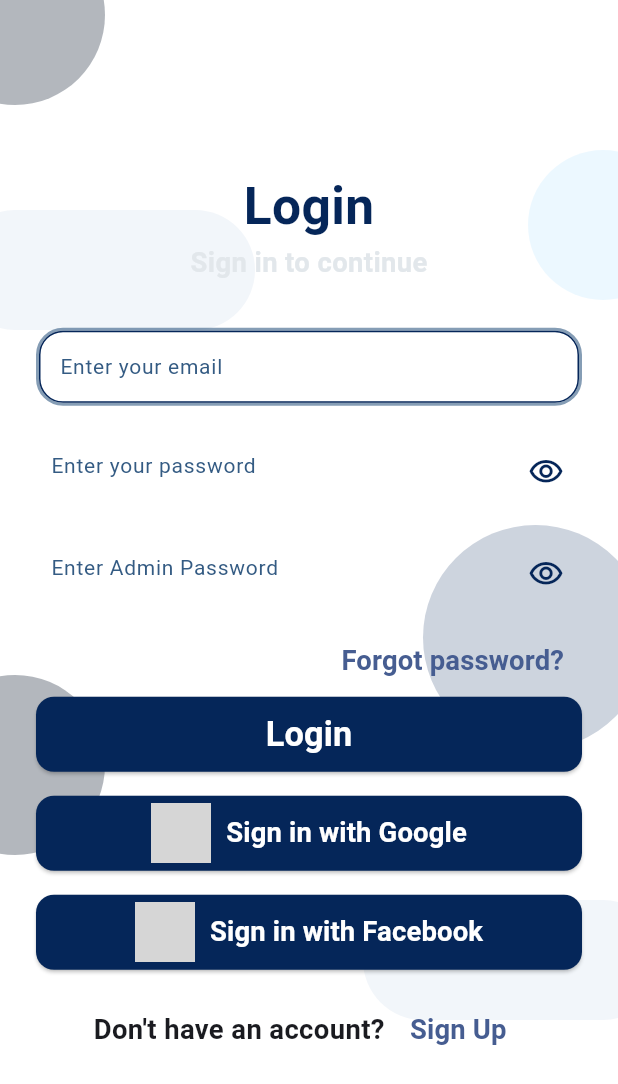
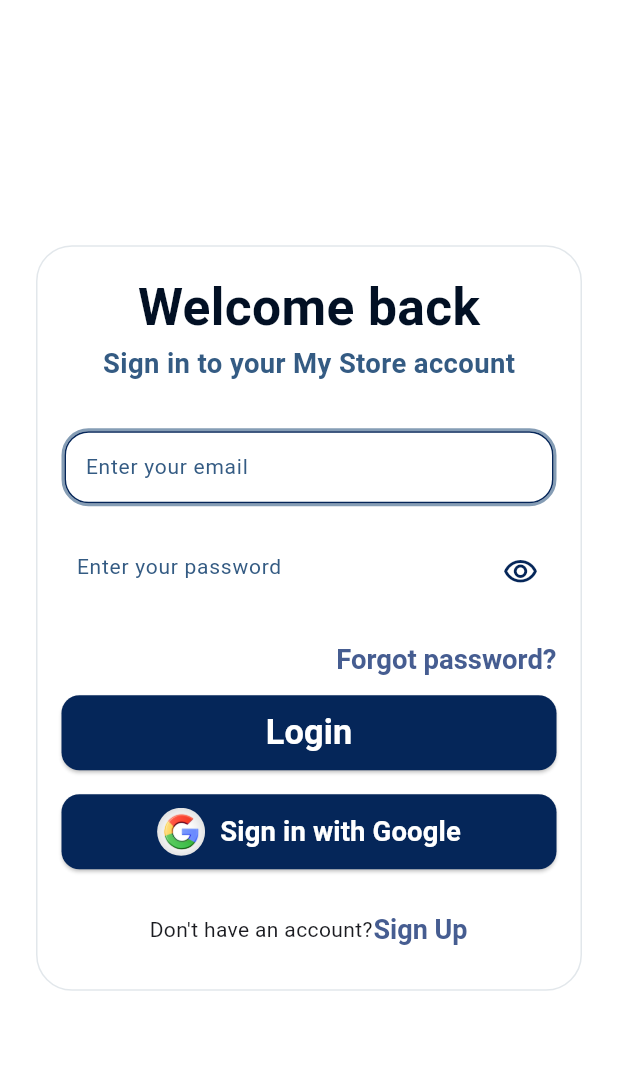
Before and after one commit to MinaYasser100/My-Store, a Flutter app: the RegisterView screen opened by its route, after a tap on "Sign In", on a phone screen of 412 x 824 dp. Shown: the top 1084 px of the screen. Run offline on Flutter 3.47's test engine with Material 3 defaults, Android fonts, the phone set to English and light mode, and no system bars; our stand-ins replace animated_text_kit, cloud_firestore, connectivity_plus, dartz, firebase_auth, firebase_core and 8 more; accounts and stored records are empty; grey boxes are pictures that could not be loaded.

Commit message:
finish login UI

```diff
--- a/lib/core/routing/app_router.dart
+++ b/lib/core/routing/app_router.dart
@@ -9,7 +9,7 @@ import 'package:my_store/features/verfiy_email/ui/verify_email_view.dart';
 
 abstract class AppRouter {
   static final router = GoRouter(
-    initialLocation: Routes.registerView,
+    initialLocation: Routes.loginView,
     routes: [
       //Register view
       GoRoute(
--- a/lib/core/utils/theme_data_func.dart
+++ b/lib/core/utils/theme_data_func.dart
@@ -34,6 +34,16 @@ ThemeData themeDataFunc() {
         shape: RoundedRectangleBorder(borderRadius: BorderRadius.circular(12)),
       ),
     ),
+    textButtonTheme: TextButtonThemeData(
+      style: TextButton.styleFrom(
+        padding: EdgeInsets.all(0),
+        textStyle: TextStyle(
+          fontSize: 18,
+          fontWeight: FontWeight.bold,
+          color: ColorsTheme().primaryColor,
+        ),
+      ),
+    ),
     useMaterial3: true,
   );
 }
--- a/lib/features/login/ui/login_view.dart
+++ b/lib/features/login/ui/login_view.dart
@@ -1,7 +1,6 @@
 import 'package:flutter/material.dart';
 import 'package:flutter_bloc/flutter_bloc.dart';
 import 'package:my_store/core/dependency_injection/set_up_dependencies.dart';
-import 'package:my_store/core/utils/colors.dart';
 import 'package:my_store/features/forgot_password/manager/autovalidate_mode/autovalidate_mode_cubit.dart';
 import 'package:my_store/features/login/data/repo/login_repo_impl.dart';
 import 'package:my_store/features/login/manager/cubit/login_cubit.dart';
@@ -17,20 +16,16 @@ class LoginView extends StatefulWidget {
 class _LoginViewState extends State<LoginView> {
   late TextEditingController emailController;
   late TextEditingController passwordController;
-  late TextEditingController adminController;
   late FocusNode emailFocusNode;
   late FocusNode passwordFocusNode;
-  late FocusNode adminFocusNode;
   final _formKey = GlobalKey<FormState>();
 
   @override
   void initState() {
     emailController = TextEditingController();
     passwordController = TextEditingController();
-    adminController = TextEditingController();
     emailFocusNode = FocusNode();
     passwordFocusNode = FocusNode();
-    adminFocusNode = FocusNode();
     super.initState();
   }
 
@@ -38,10 +33,8 @@ class _LoginViewState extends State<LoginView> {
   void dispose() {
     emailController.dispose();
     passwordController.dispose();
-    adminController.dispose();
     emailFocusNode.dispose();
     passwordFocusNode.dispose();
-    adminFocusNode.dispose();
     super.dispose();
   }
 
@@ -53,85 +46,14 @@ class _LoginViewState extends State<LoginView> {
         BlocProvider(create: (context) => LoginCubit(getIt<LoginRepoImpl>())),
       ],
       child: Scaffold(
-        body: Stack(
-          children: [
-            // Background decorations
-            Positioned(
-              top: -50,
-              left: -50,
-              child: _circleDecoration(
-                120,
-                ColorsTheme().primaryColor.withValues(alpha: 0.3),
-              ),
-            ),
-            Positioned(
-              top: 100,
-              right: -40,
-              child: _circleDecoration(
-                100,
-                ColorsTheme().secondaryLight.withValues(alpha: 0.3),
-              ),
-            ),
-            Positioned(
-              top: 450,
-              left: -50,
-              child: _circleDecoration(
-                120,
-                ColorsTheme().primaryColor.withValues(alpha: 0.3),
-              ),
-            ),
-            Positioned(
-              top: 350,
-              right: -20,
-              child: _circleDecoration(
-                150,
-                ColorsTheme().primaryDark.withValues(alpha: 0.2),
-              ),
-            ),
-
-            Positioned(
-              top: 140,
-              left: -30,
-              child: _rectangularCircleDecoration(),
-            ),
-
-            Positioned(
-              top: 600,
-              right: -30,
-              child: _rectangularCircleDecoration(),
-            ),
-            // Form fields
-            LoginBodyView(
-              formKey: _formKey,
-              emailController: emailController,
-              passwordController: passwordController,
-              adminController: adminController,
-              emailFocusNode: emailFocusNode,
-              passwordFocusNode: passwordFocusNode,
-              adminFocusNode: adminFocusNode,
-            ),
-          ],
+        body: LoginBodyView(
+          formKey: _formKey,
+          emailController: emailController,
+          passwordController: passwordController,
+          emailFocusNode: emailFocusNode,
+          passwordFocusNode: passwordFocusNode,
         ),
       ),
     );
   }
-
-  Container _rectangularCircleDecoration() {
-    return Container(
-      height: 80,
-      width: 200,
-      decoration: BoxDecoration(
-        color: ColorsTheme().secondaryColor.withValues(alpha: 0.1),
-        borderRadius: BorderRadius.circular(40),
-      ),
-    );
-  }
-
-  Widget _circleDecoration(double size, Color color) {
-    return Container(
-      height: size,
-      width: size,
-      decoration: BoxDecoration(shape: BoxShape.circle, color: color),
-    );
-  }
 }
--- a/lib/features/login/ui/widgets/custom_dont_account.dart
+++ b/lib/features/login/ui/widgets/custom_dont_account.dart
@@ -1,7 +1,6 @@
 import 'package:flutter/material.dart';
 import 'package:go_router/go_router.dart';
 import 'package:my_store/core/routing/routes.dart';
-import 'package:my_store/core/theme/app_style.dart';
 
 class CustomDontAccount extends StatelessWidget {
   const CustomDontAccount({super.key});
@@ -11,16 +10,13 @@ class CustomDontAccount extends StatelessWidget {
     return Row(
       mainAxisAlignment: MainAxisAlignment.center,
       children: [
-        Text(
-          "Don't have an account? ",
-          style: AppTextStyles.styleBold16sp(context),
-        ),
+        Text("Don't have an account?"),
         TextButton(
           onPressed: () {
             FocusScope.of(context).unfocus();
             context.push(Routes.registerView);
           },
-          child: Text("Sign Up", style: AppTextStyles.styleBold16sp(context)),
+          child: Text("Sign Up"),
         ),
       ],
     );
--- a/lib/features/login/ui/widgets/custom_image_and_text_button.dart
+++ b/lib/features/login/ui/widgets/custom_image_and_text_button.dart
@@ -29,7 +29,7 @@ class CustomImageAndTextButton extends StatelessWidget {
           mainAxisAlignment: MainAxisAlignment.center,
           children: [
             CircleAvatar(
-              radius: 20,
+              radius: 16,
               backgroundImage: AssetImage(image),
               backgroundColor: ColorsTheme().cardColor,
             ),
--- a/lib/features/login/ui/widgets/custom_login_auth_button_bloc.dart
+++ b/lib/features/login/ui/widgets/custom_login_auth_button_bloc.dart
@@ -24,7 +24,7 @@ class CustomGoogleLoginBloc extends StatelessWidget {
       },
       builder: (context, state) {
         return CustomImageAndTextButton(
-          image: 'assets/image/google.jpg',
+          image: 'assets/images/google.jpg',
           text: 'Sign in with Google',
           onPressed: () {
             FocusScope.of(context).unfocus();
--- a/lib/features/login/ui/widgets/login_body_view.dart
+++ b/lib/features/login/ui/widgets/login_body_view.dart
@@ -3,8 +3,8 @@ import 'package:flutter_bloc/flutter_bloc.dart';
 import 'package:go_router/go_router.dart';
 import 'package:my_store/core/routing/routes.dart';
 import 'package:my_store/core/theme/app_style.dart';
+import 'package:my_store/core/utils/colors.dart';
 import 'package:my_store/features/forgot_password/manager/autovalidate_mode/autovalidate_mode_cubit.dart';
-import 'package:my_store/features/login/ui/widgets/custom_facebook_login_bloc.dart';
 import 'package:my_store/features/login/ui/widgets/login_form_fields.dart';
 import 'package:my_store/features/login/ui/widgets/login_submit_button.dart';
 
@@ -17,19 +17,15 @@ class LoginBodyView extends StatelessWidget {
     required GlobalKey<FormState> formKey,
     required this.emailController,
     required this.passwordController,
-    required this.adminController,
     required this.emailFocusNode,
     required this.passwordFocusNode,
-    required this.adminFocusNode,
   }) : _formKey = formKey;
 
   final GlobalKey<FormState> _formKey;
   final TextEditingController emailController;
   final TextEditingController passwordController;
-  final TextEditingController adminController;
   final FocusNode emailFocusNode;
   final FocusNode passwordFocusNode;
-  final FocusNode adminFocusNode;
 
   @override
   Widget build(BuildContext context) {
@@ -43,16 +39,20 @@ class LoginBodyView extends StatelessWidget {
               autovalidateMode: context
                   .read<AutovalidateModeCubit>()
                   .autovalidateMode,
+              child: Container(
+                padding: const EdgeInsets.all(16),
+                decoration: BoxDecoration(
+                  border: Border.all(color: ColorsTheme().grayColor),
+                  borderRadius: BorderRadius.circular(24),
+                ),
                 child: Column(
                   mainAxisAlignment: MainAxisAlignment.center,
                   children: [
                     LoginFormFields(
                       emailController: emailController,
                       passwordController: passwordController,
-                    adminController: adminController,
                       emailFocusNode: emailFocusNode,
                       passwordFocusNode: passwordFocusNode,
-                    adminFocusNode: adminFocusNode,
                     ),
                     Row(
                       mainAxisAlignment: MainAxisAlignment.end,
@@ -73,15 +73,13 @@ class LoginBodyView extends StatelessWidget {
                       formKey: _formKey,
                       emailController: emailController,
                       passwordController: passwordController,
-                    adminController: adminController,
                     ),
                     const SizedBox(height: 16),
                     CustomGoogleLoginBloc(),
                     const SizedBox(height: 16),
-                  CustomFaceBookLoginBloc(),
-                  const SizedBox(height: 16),
                     CustomDontAccount(),
                   ],
+                ),
               ),
             );
           },
--- a/lib/features/login/ui/widgets/login_form_fields.dart
+++ b/lib/features/login/ui/widgets/login_form_fields.dart
@@ -10,34 +10,30 @@ class LoginFormFields extends StatelessWidget {
     super.key,
     required this.emailController,
     required this.passwordController,
-    required this.adminController,
     required this.emailFocusNode,
     required this.passwordFocusNode,
-    required this.adminFocusNode,
   });
 
   final TextEditingController emailController;
   final TextEditingController passwordController;
-  final TextEditingController adminController;
   final FocusNode emailFocusNode;
   final FocusNode passwordFocusNode;
-  final FocusNode adminFocusNode;
 
   @override
   Widget build(BuildContext context) {
     return Column(
       children: [
         Text(
-          "Login",
+          "Welcome back",
           style: AppTextStyles.styleBold30sp(
             context,
-          ).copyWith(color: ColorsTheme().primaryDark),
+          ).copyWith(color: ColorsTheme().primaryColor),
         ),
         Text(
-          'Sign in to continue',
+          'Sign in to your My Store account',
           style: AppTextStyles.styleBold16sp(
             context,
-          ).copyWith(color: ColorsTheme().grayColor),
+          ).copyWith(color: ColorsTheme().primaryLight),
         ),
         const SizedBox(height: 30),
         CustomTextFormField(
@@ -70,23 +66,6 @@ class LoginFormFields extends StatelessWidget {
             focusNode: passwordFocusNode,
             onFieldSubmitted: (value) {
               passwordFocusNode.unfocus();
-              FocusScope.of(context).requestFocus(adminFocusNode);
-            },
-          ),
-        ),
-        const SizedBox(height: 20),
-        CustomTextFormField(
-          textFieldModel: TextFieldModel(
-            keyboardType: TextInputType.visiblePassword,
-            controller: adminController,
-            labelText: "Admin Password",
-            hintText: "Enter Admin Password",
-            icon: Icons.lock,
-            obscureText: true,
-            validator: (value) => Validatoin.validatePassword(value),
-            focusNode: adminFocusNode,
-            onFieldSubmitted: (value) {
-              adminFocusNode.unfocus();
             },
           ),
         ),
--- a/lib/features/login/ui/widgets/login_submit_button.dart
+++ b/lib/features/login/ui/widgets/login_submit_button.dart
@@ -14,13 +14,11 @@ class LoginSubmitButton extends StatelessWidget {
     required this.formKey,
     required this.emailController,
     required this.passwordController,
-    required this.adminController,
   });
 
   final GlobalKey<FormState> formKey;
   final TextEditingController emailController;
   final TextEditingController passwordController;
-  final TextEditingController adminController;
 
   @override
   Widget build(BuildContext context) {
@@ -47,18 +45,10 @@ class LoginSubmitButton extends StatelessWidget {
             onPressed: () {
               if (formKey.currentState!.validate()) {
                 FocusScope.of(context).unfocus();
-                if (adminController.text.trim() == "Jesus1741") {
-                  context.read<LoginCubit>().loginWithEmailAndPassword(
-                    email: emailController.text.trim(),
-                    password: passwordController.text.trim(),
-                  );
-                } else {
-                  showErrorToast(
-                    context,
-                    'Error',
-                    'Admin Password is Incorrect',
-                  );
-                }
+                context.read<LoginCubit>().loginWithEmailAndPassword(
+                  email: emailController.text.trim(),
+                  password: passwordController.text.trim(),
+                );
               } else {
                 context.read<AutovalidateModeCubit>().changeAutovalidateMode();
               }
--- a/pubspec.yaml
+++ b/pubspec.yaml
@@ -64,8 +64,8 @@ flutter:
   # the material Icons class.
   uses-material-design: true
   # To add assets to your application, add an assets section, like this:
-  # assets:
-  #   - images/a_dot_burr.jpeg
+  assets:
+    - assets/images/
   #   - images/a_dot_ham.jpeg
   # An image asset can refer to one or more resolution-specific "variants", see
   # https://flutter.dev/to/resolution-aware-images
```
Also changed, not shown: assets/images/google.jpg (added). Lines whose indentation alone changed are shown as unchanged.
